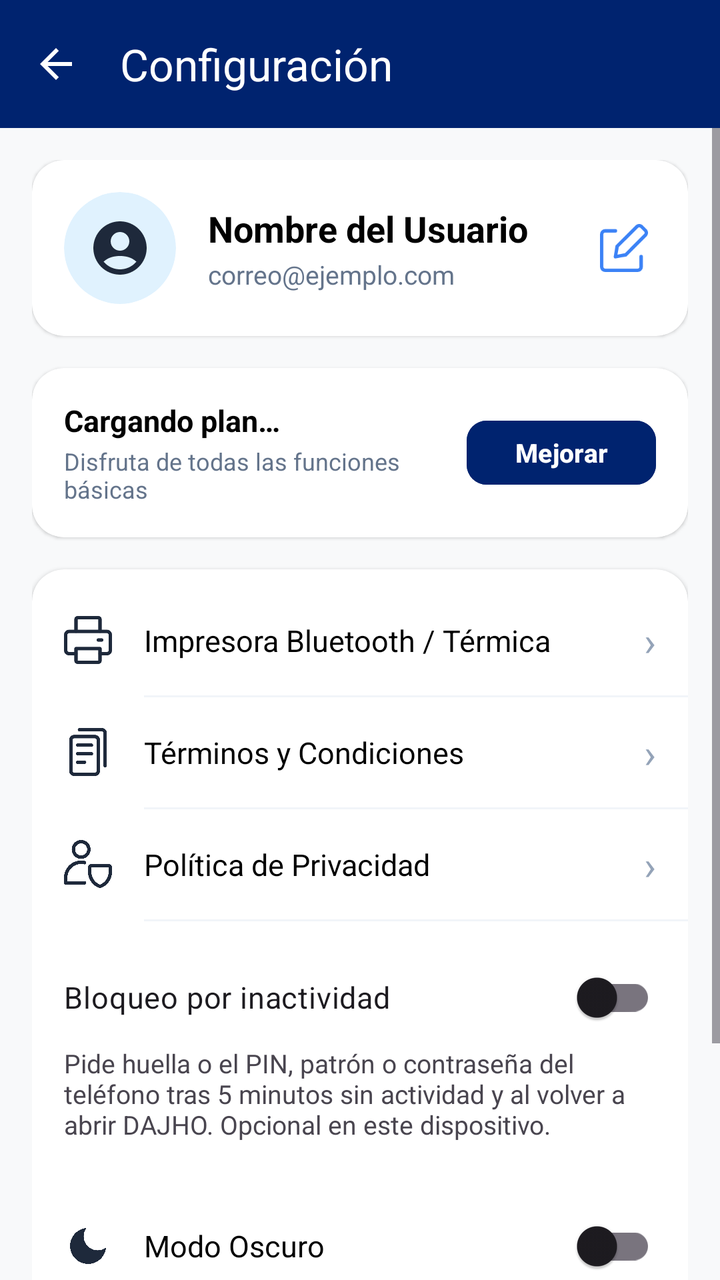
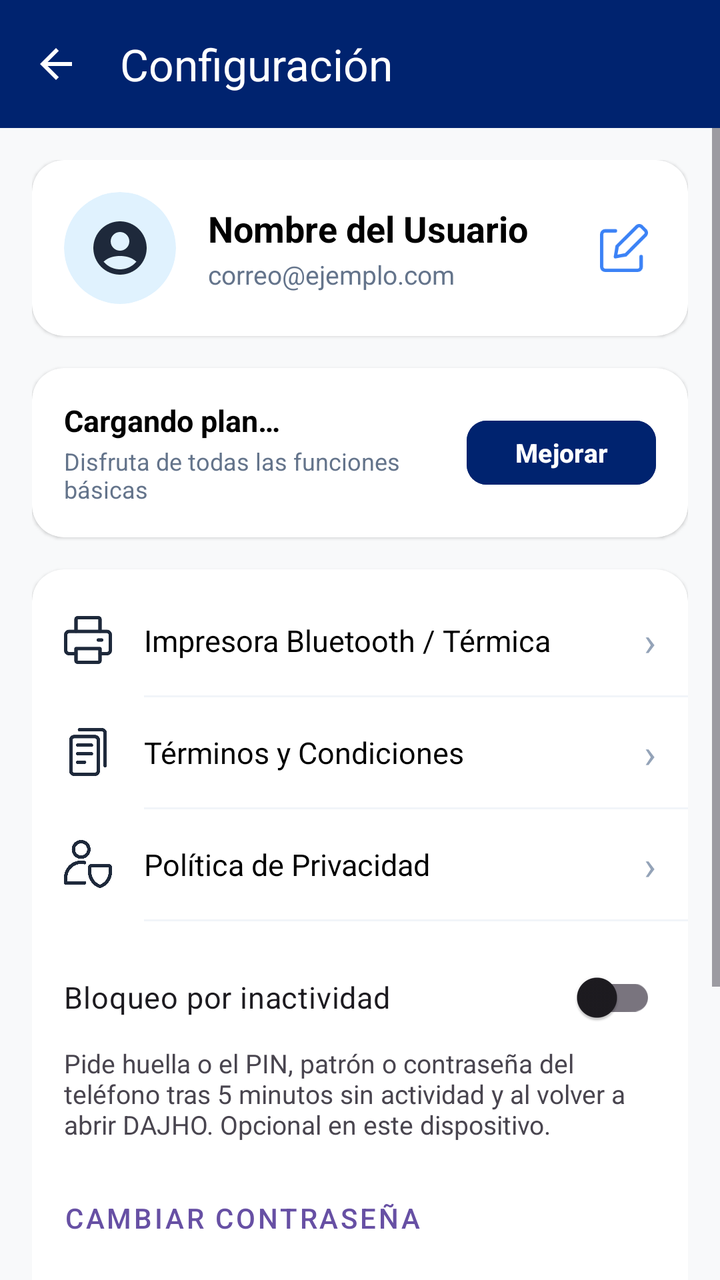

The first picture is an Android layout as it rendered before a commit; the second is the same layout after the commit. The layout source and the unified diff follow.
<!-- AndroidManifest.xml: application theme Theme.DAJHO -->
<!-- res/layout/activity_perfil.xml -->
<?xml version="1.0" encoding="utf-8"?>
<androidx.constraintlayout.widget.ConstraintLayout xmlns:android="http://schemas.android.com/apk/res/android"
    xmlns:app="http://schemas.android.com/apk/res-auto"
    xmlns:tools="http://schemas.android.com/tools"
    android:id="@+id/main"
    android:layout_width="match_parent"
    android:layout_height="match_parent"
    android:background="@color/bg_app"
    tools:context=".PerfilActivity">

    
    <com.google.android.material.appbar.MaterialToolbar
        android:id="@+id/toolbar"
        android:layout_width="match_parent"
        android:layout_height="?attr/actionBarSize"
        android:background="@color/sky"
        app:title="Configuración"
        app:titleTextColor="@color/white"
        app:navigationIcon="@drawable/ic_arrow_back"
        app:navigationIconTint="@color/white"
        app:layout_constraintTop_toTopOf="parent"
        app:layout_constraintStart_toStartOf="parent"
        app:layout_constraintEnd_toEndOf="parent" />

    <ScrollView
        android:layout_width="0dp"
        android:layout_height="0dp"
        android:fillViewport="true"
        app:layout_constraintTop_toBottomOf="@id/toolbar"
        app:layout_constraintBottom_toBottomOf="parent"
        app:layout_constraintStart_toStartOf="parent"
        app:layout_constraintEnd_toEndOf="parent">

        <LinearLayout
            android:layout_width="match_parent"
            android:layout_height="wrap_content"
            android:orientation="vertical"
            android:padding="16dp">

            
            <com.google.android.material.card.MaterialCardView
                android:layout_width="match_parent"
                android:layout_height="wrap_content"
                android:layout_marginBottom="16dp"
                app:cardBackgroundColor="@android:color/white"
                app:cardCornerRadius="16dp"
                app:cardElevation="1dp"
                app:strokeWidth="0dp">

                <LinearLayout
                    android:layout_width="match_parent"
                    android:layout_height="wrap_content"
                    android:gravity="center_vertical"
                    android:orientation="horizontal"
                    android:padding="16dp">

                    <com.google.android.material.card.MaterialCardView
                        android:layout_width="56dp"
                        android:layout_height="56dp"
                        app:cardBackgroundColor="@color/sky_light"
                        app:cardCornerRadius="28dp"
                        app:cardElevation="0dp"
                        app:strokeWidth="0dp">

                        <ImageView
                            android:layout_width="match_parent"
                            android:layout_height="match_parent"
                            android:padding="12dp"
                            android:src="@drawable/ic_user_avatar"
                            android:contentDescription="Avatar"
                            app:tint="#1E293B" />

                    </com.google.android.material.card.MaterialCardView>

                    <LinearLayout
                        android:layout_width="0dp"
                        android:layout_height="wrap_content"
                        android:layout_marginStart="16dp"
                        android:layout_weight="1"
                        android:orientation="vertical">

                        <TextView
                            android:id="@+id/tvNombreUsuario"
                            android:layout_width="wrap_content"
                            android:layout_height="wrap_content"
                            android:text="Nombre del Usuario"
                            android:textColor="@android:color/black"
                            android:textSize="18sp"
                            android:textStyle="bold" />

                        <TextView
                            android:id="@+id/tvUserEmail"
                            android:layout_width="wrap_content"
                            android:layout_height="wrap_content"
                            android:layout_marginTop="2dp"
                            android:text="correo@ejemplo.com"
                            android:textColor="#64748B"
                            android:textSize="13sp" />

                    </LinearLayout>

                    
                    <ImageView
                        android:id="@+id/ivEditPerfil"
                        android:layout_width="32dp"
                        android:layout_height="32dp"
                        android:background="?attr/selectableItemBackgroundBorderless"
                        android:clickable="true"
                        android:focusable="true"
                        android:padding="4dp"
                        android:src="@drawable/ic_edit"
                        android:contentDescription="Editar perfil"
                        app:tint="#3B82F6" />

                </LinearLayout>
            </com.google.android.material.card.MaterialCardView>

            
            <com.google.android.material.card.MaterialCardView
                android:layout_width="match_parent"
                android:layout_height="wrap_content"
                android:layout_marginBottom="16dp"
                app:cardBackgroundColor="@android:color/white"
                app:cardCornerRadius="16dp"
                app:cardElevation="1dp"
                app:strokeWidth="0dp">

                <LinearLayout
                    android:layout_width="match_parent"
                    android:layout_height="wrap_content"
                    android:gravity="center_vertical"
                    android:orientation="horizontal"
                    android:padding="16dp">

                    <LinearLayout
                        android:layout_width="0dp"
                        android:layout_height="wrap_content"
                        android:layout_weight="1"
                        android:orientation="vertical">

                        <TextView
                            android:layout_width="wrap_content"
                            android:layout_height="wrap_content"
                            android:id="@+id/tvPlanActual"
                            android:text="Cargando plan…"
                            android:textColor="@android:color/black"
                            android:textSize="15sp"
                            android:textStyle="bold" />

                        <TextView
                            android:layout_width="wrap_content"
                            android:layout_height="wrap_content"
                            android:layout_marginTop="2dp"
                            android:text="Disfruta de todas las funciones básicas"
                            android:textColor="#64748B"
                            android:textSize="12sp" />
                    </LinearLayout>

                    <com.google.android.material.button.MaterialButton
                        android:id="@+id/btnComprarPlan"
                        android:layout_width="wrap_content"
                        android:layout_height="40dp"
                        android:backgroundTint="@color/sky"
                        android:text="Mejorar"
                        android:textColor="@color/white"
                        android:textSize="13sp"
                        android:textStyle="bold"
                        app:cornerRadius="10dp" />

                </LinearLayout>
            </com.google.android.material.card.MaterialCardView>

            
            <com.google.android.material.card.MaterialCardView
                android:layout_width="match_parent"
                android:layout_height="wrap_content"
                android:layout_marginBottom="16dp"
                app:cardBackgroundColor="@android:color/white"
                app:cardCornerRadius="16dp"
                app:cardElevation="1dp"
                app:strokeWidth="0dp">

                <LinearLayout
                    android:layout_width="match_parent"
                    android:layout_height="wrap_content"
                    android:orientation="vertical"
                    android:paddingVertical="8dp">

                    
                    <LinearLayout
                        android:id="@+id/menuImpresora"
                        android:layout_width="match_parent"
                        android:layout_height="wrap_content"
                        android:background="?attr/selectableItemBackground"
                        android:clickable="true"
                        android:focusable="true"
                        android:gravity="center_vertical"
                        android:orientation="horizontal"
                        android:paddingHorizontal="16dp"
                        android:paddingVertical="14dp">

                        <ImageView
                            android:layout_width="24dp"
                            android:layout_height="24dp"
                            android:src="@drawable/ic_printer"
                            android:contentDescription="Impresora"
                            app:tint="#1E293B" />

                        <TextView
                            android:layout_width="0dp"
                            android:layout_height="wrap_content"
                            android:layout_marginStart="16dp"
                            android:layout_weight="1"
                            android:text="Impresora Bluetooth / Térmica"
                            android:textColor="@android:color/black"
                            android:textSize="15sp" />

                        <TextView
                            android:layout_width="wrap_content"
                            android:layout_height="wrap_content"
                            android:text="›"
                            android:textColor="#94A3B8"
                            android:textSize="20sp" />
                    </LinearLayout>

                    <View
                        android:layout_width="match_parent"
                        android:layout_height="1dp"
                        android:layout_marginStart="56dp"
                        android:background="#F1F5F9" />

                    
                    <LinearLayout
                        android:id="@+id/menuTerminos"
                        android:layout_width="match_parent"
                        android:layout_height="wrap_content"
                        android:background="?attr/selectableItemBackground"
                        android:clickable="true"
                        android:focusable="true"
                        android:gravity="center_vertical"
                        android:orientation="horizontal"
                        android:paddingHorizontal="16dp"
                        android:paddingVertical="14dp">

                        <ImageView
                            android:layout_width="24dp"
                            android:layout_height="24dp"
                            android:src="@drawable/ic_terms"
                            android:contentDescription="Términos"
                            app:tint="#1E293B" />

                        <TextView
                            android:layout_width="0dp"
                            android:layout_height="wrap_content"
                            android:layout_marginStart="16dp"
                            android:layout_weight="1"
                            android:text="Términos y Condiciones"
                            android:textColor="@android:color/black"
                            android:textSize="15sp" />

                        <TextView
                            android:layout_width="wrap_content"
                            android:layout_height="wrap_content"
                            android:text="›"
                            android:textColor="#94A3B8"
                            android:textSize="20sp" />
                    </LinearLayout>

                    <View
                        android:layout_width="match_parent"
                        android:layout_height="1dp"
                        android:layout_marginStart="56dp"
                        android:background="#F1F5F9" />

                    
                    <LinearLayout
                        android:id="@+id/menuPrivacidad"
                        android:layout_width="match_parent"
                        android:layout_height="wrap_content"
                        android:background="?attr/selectableItemBackground"
                        android:clickable="true"
                        android:focusable="true"
                        android:gravity="center_vertical"
                        android:orientation="horizontal"
                        android:paddingHorizontal="16dp"
                        android:paddingVertical="14dp">

                        <ImageView
                            android:layout_width="24dp"
                            android:layout_height="24dp"
                            android:src="@drawable/ic_privacy"
                            android:contentDescription="Privacidad"
                            app:tint="#1E293B" />

                        <TextView
                            android:layout_width="0dp"
                            android:layout_height="wrap_content"
                            android:layout_marginStart="16dp"
                            android:layout_weight="1"
                            android:text="Política de Privacidad"
                            android:textColor="@android:color/black"
                            android:textSize="15sp" />

                        <TextView
                            android:layout_width="wrap_content"
                            android:layout_height="wrap_content"
                            android:text="›"
                            android:textColor="#94A3B8"
                            android:textSize="20sp" />
                    </LinearLayout>

                    <View
                        android:layout_width="match_parent"
                        android:layout_height="1dp"
                        android:layout_marginStart="56dp"
                        android:background="#F1F5F9" />

                    <LinearLayout
                        android:layout_width="match_parent"
                        android:layout_height="wrap_content"
                        android:orientation="vertical"
                        android:paddingHorizontal="16dp"
                        android:paddingVertical="14dp">

                        <com.google.android.material.switchmaterial.SwitchMaterial
                            android:id="@+id/switchBloqueoInactividad"
                            android:layout_width="match_parent"
                            android:layout_height="wrap_content"
                            android:minHeight="48dp"
                            android:text="@string/lock_setting_title"
                            android:textColor="?android:attr/textColorPrimary"
                            android:textSize="15sp" />

                        <TextView
                            android:layout_width="match_parent"
                            android:layout_height="wrap_content"
                            android:text="@string/lock_setting_description"
                            android:textColor="?android:attr/textColorSecondary"
                            android:textSize="13sp" />
                    </LinearLayout>

                    
                    <LinearLayout
                        android:id="@+id/menuModoOscuro"
                        android:layout_width="match_parent"
                        android:layout_height="wrap_content"
                        android:background="?attr/selectableItemBackground"
                        android:clickable="true"
                        android:focusable="true"
                        android:gravity="center_vertical"
                        android:orientation="horizontal"
                        android:paddingHorizontal="16dp"
                        android:paddingVertical="14dp">

                        <ImageView
                            android:layout_width="24dp"
                            android:layout_height="24dp"
                            android:src="@drawable/ic_moon"
                            android:contentDescription="Modo Oscuro"
                            app:tint="#1E293B" />

                        <TextView
                            android:layout_width="0dp"
                            android:layout_height="wrap_content"
                            android:layout_marginStart="16dp"
                            android:layout_weight="1"
                            android:text="Modo Oscuro"
                            android:textColor="@android:color/black"
                            android:textSize="15sp" />

                        <com.google.android.material.switchmaterial.SwitchMaterial
                            android:id="@+id/switchModoOscuro"
                            android:layout_width="wrap_content"
                            android:layout_height="wrap_content" />
                    </LinearLayout>

                </LinearLayout>
            </com.google.android.material.card.MaterialCardView>

            
            <com.google.android.material.button.MaterialButton
                android:id="@+id/btnCerrarSesion"
                style="@style/Widget.MaterialComponents.Button.OutlinedButton"
                android:layout_width="match_parent"
                android:layout_height="56dp"
                android:layout_marginTop="8dp"
                android:layout_marginBottom="24dp"
                android:text="CERRAR SESIÓN"
                android:textColor="#EF4444"
                android:textSize="15sp"
                android:textStyle="bold"
                app:cornerRadius="12dp"
                app:strokeColor="#EF4444" />

        </LinearLayout>
    </ScrollView>

</androidx.constraintlayout.widget.ConstraintLayout>
<!-- resources referenced by this layout -->
<resources>
  <color name="bg_app">#F8F9FA</color>
  <color name="sky">#00236F</color>
  <color name="sky_light">#E0F2FE</color>
  <color name="white">#FFFFFFFF</color>
  <!-- drawable ic_arrow_back (drawable) -->
  <vector xmlns:android="http://schemas.android.com/apk/res/android"
      android:width="24dp"
      android:height="24dp"
      android:viewportWidth="24"
      android:viewportHeight="24">
    <path
        android:fillColor="#000000"
        android:pathData="M20,11H7.83l5.59-5.59L12,4l-8,8 8,8 1.41-1.41L7.83,13H20v-2z"/>
  </vector>
  <!-- drawable ic_edit (drawable) -->
  <vector xmlns:android="http://schemas.android.com/apk/res/android"
      android:width="14dp"
      android:height="14dp"
      android:viewportWidth="14"
      android:viewportHeight="14">
    <group>
      <clip-path
          android:pathData="M0,0h14v14h-14z"/>
      <path
          android:strokeWidth="1"
          android:pathData="M7.5,9L4.5,9.54L5,6.5L10.73,0.79C10.823,0.696 10.934,0.622 11.055,0.571C11.177,0.52 11.308,0.494 11.44,0.494C11.572,0.494 11.703,0.52 11.825,0.571C11.946,0.622 12.057,0.696 12.15,0.79L13.21,1.85C13.304,1.943 13.378,2.053 13.429,2.175C13.48,2.297 13.506,2.428 13.506,2.56C13.506,2.692 13.48,2.823 13.429,2.945C13.378,3.066 13.304,3.177 13.21,3.27L7.5,9Z"
          android:strokeLineJoin="round"
          android:fillColor="#00000000"
          android:strokeColor="#000001"
          android:strokeLineCap="round"/>
      <path
          android:strokeWidth="1"
          android:pathData="M12,9.5V12.5C12,12.765 11.895,13.02 11.707,13.207C11.52,13.395 11.265,13.5 11,13.5H1.5C1.235,13.5 0.98,13.395 0.793,13.207C0.605,13.02 0.5,12.765 0.5,12.5V3C0.5,2.735 0.605,2.48 0.793,2.293C0.98,2.105 1.235,2 1.5,2H4.5"
          android:strokeLineJoin="round"
          android:fillColor="#00000000"
          android:strokeColor="#000001"
          android:strokeLineCap="round"/>
    </group>
  </vector>
  <!-- drawable ic_moon (drawable) -->
  <vector xmlns:android="http://schemas.android.com/apk/res/android"
      android:width="24dp"
      android:height="24dp"
      android:viewportWidth="24"
      android:viewportHeight="24">
    <path
        android:fillColor="#FFFFFFFF"
        android:pathData="M21,12.79A9,9 0,1 1,11.21,3 7,7 0,0 0,21,12.79Z"/>
  </vector>
  <!-- drawable ic_user_avatar (drawable) -->
  <vector xmlns:android="http://schemas.android.com/apk/res/android"
      android:width="24dp"
      android:height="24dp"
      android:viewportWidth="24"
      android:viewportHeight="24">
    <path
        android:fillColor="@android:color/black"
        android:pathData="M12,2C6.48,2 2,6.48 2,12s4.48,10 10,10 10,-4.48 10,-10S17.52,2 12,2zM12,6c1.93,0 3.5,1.57 3.5,3.5S13.93,13 12,13s-3.5,-1.57 -3.5,-3.5S10.07,6 12,6zM12,20c-2.03,0 -4.43,-0.82 -6.14,-2.88C7.55,15.56 9.68,15 12,15s4.45,0.56 6.14,2.12C16.43,19.18 14.03,20 12,20z"/>
  </vector>
  <string name="lock_setting_description">Pide huella o el PIN, patrón o contraseña del teléfono tras 5 minutos sin actividad y al volver a abrir DAJHO. Opcional en este dispositivo.</string>
  <string name="lock_setting_title">Bloqueo por inactividad</string>
  <style name="Theme.DAJHO" parent="Base.Theme.DAJHO" />
  <style name="Base.Theme.DAJHO" parent="Theme.Material3.DayNight.NoActionBar">
          
          
      </style>
  <!-- unchanged entries left out for length: 3 -->
</resources>

<!-- the commit's change to res/layout/activity_perfil.xml (unified diff, before → after) -->
@@ -338,6 +338,16 @@
                             android:textColor="?android:attr/textColorSecondary"
                             android:textSize="13sp" />
                     </LinearLayout>
+
+                    <com.google.android.material.button.MaterialButton
+                        android:id="@+id/menuCambiarContrasena"
+                        style="@style/Widget.MaterialComponents.Button.TextButton"
+                        android:layout_width="match_parent"
+                        android:layout_height="wrap_content"
+                        android:minHeight="48dp"
+                        android:gravity="start|center_vertical"
+                        android:paddingHorizontal="16dp"
+                        android:text="@string/password_change_title" />
 
                     
                     <LinearLayout
<!-- resource entries referenced after the edit -->
@@ -61,6 +61,7 @@
   </vector>
   <string name="lock_setting_description">Pide huella o el PIN, patrón o contraseña del teléfono tras 5 minutos sin actividad y al volver a abrir DAJHO. Opcional en este dispositivo.</string>
   <string name="lock_setting_title">Bloqueo por inactividad</string>
+  <string name="password_change_title">Cambiar contraseña</string>
   <style name="Theme.DAJHO" parent="Base.Theme.DAJHO" />
   <style name="Base.Theme.DAJHO" parent="Theme.Material3.DayNight.NoActionBar">
           
